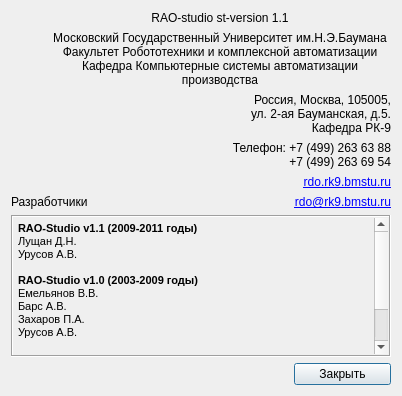
aurusov/rdo_studio, file rdo/app/rdo_studio/trunk/res/ui/about.ui: the form before one commit.
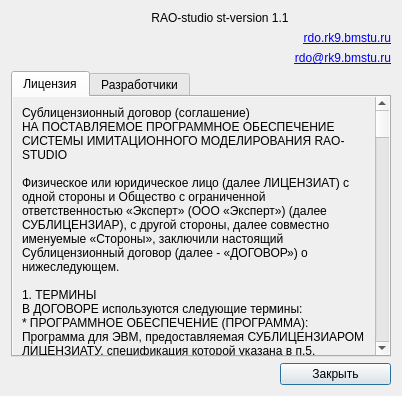
The form after the commit. Icons and pictures are not drawn.

Commit message: - добавлена лицензия

```diff
--- a/rdo/app/rdo_studio/trunk/res/ui/about.ui
+++ b/rdo/app/rdo_studio/trunk/res/ui/about.ui
@@ -17,8 +17,8 @@
    <iconset resource="../rdo_studio.qrc">
     <normaloff>:/images/images/about.png</normaloff>:/images/images/about.png</iconset>
   </property>
-  <layout class="QGridLayout" name="gridLayout">
-   <item row="0" column="0" rowspan="5">
+  <layout class="QGridLayout" name="gridLayout_2">
+   <item row="0" column="0" rowspan="3">
     <widget class="QFrame" name="logoFrame">
      <property name="sizePolicy">
       <sizepolicy hsizetype="Fixed" vsizetype="Preferred">
@@ -78,55 +78,13 @@
      </property>
     </widget>
    </item>
-   <item row="1" column="1" colspan="2">
-    <widget class="QLabel" name="MSTU">
-     <property name="text">
-      <string>&lt;html&gt;&lt;head/&gt;&lt;body&gt;&lt;p align=&quot;center&quot;&gt;Московский Государственный Университет им.Н.Э.Баумана&lt;br&gt;Факультет Робототехники и комплексной автоматизации&lt;br&gt;Кафедра Компьютерные системы автоматизации производства&lt;/p&gt;&lt;/body&gt;&lt;/html&gt;</string>
-     </property>
-     <property name="textFormat">
-      <enum>Qt::AutoText</enum>
-     </property>
-     <property name="wordWrap">
-      <bool>true</bool>
-     </property>
-    </widget>
-   </item>
-   <item row="2" column="1" colspan="2">
-    <widget class="QLabel" name="address">
-     <property name="text">
-      <string>&lt;html&gt;&lt;head/&gt;&lt;body&gt;&lt;p&gt;Россия, Москва, 105005,&lt;br&gt;ул. 2-ая Бауманская, д.5.&lt;br&gt;Кафедра РК-9&lt;/p&gt;&lt;/body&gt;&lt;/html&gt;</string>
-     </property>
-     <property name="alignment">
-      <set>Qt::AlignRight|Qt::AlignTrailing|Qt::AlignVCenter</set>
-     </property>
-     <property name="wordWrap">
-      <bool>true</bool>
-     </property>
-    </widget>
-   </item>
-   <item row="3" column="1" colspan="2">
-    <widget class="QLabel" name="phone">
-     <property name="text">
-      <string>&lt;html&gt;&lt;head/&gt;&lt;body&gt;&lt;p&gt;Телефон: +7 (499) 263 63 88&lt;br&gt;+7 (499) 263 69 54&lt;/p&gt;&lt;/body&gt;&lt;/html&gt;</string>
-     </property>
-     <property name="alignment">
-      <set>Qt::AlignRight|Qt::AlignTrailing|Qt::AlignVCenter</set>
-     </property>
-     <property name="wordWrap">
-      <bool>true</bool>
-     </property>
-    </widget>
-   </item>
-   <item row="4" column="2">
+   <item row="1" column="2">
     <widget class="QLabel" name="www">
      <property name="font">
       <font>
        <underline>true</underline>
       </font>
      </property>
-     <property name="styleSheet">
-      <string notr="true">selection-color: rgb(255, 170, 0);</string>
-     </property>
      <property name="text">
       <string>&lt;A HREF=&quot;http://rdo.rk9.bmstu.ru&quot;&gt;rdo.rk9.bmstu.ru&lt;/A&gt;</string>
      </property>
@@ -138,14 +96,7 @@
      </property>
     </widget>
    </item>
-   <item row="5" column="0" colspan="2">
-    <widget class="QLabel" name="authorLabel">
-     <property name="text">
-      <string>Разработчики</string>
-     </property>
-    </widget>
-   </item>
-   <item row="5" column="2">
+   <item row="2" column="2">
     <widget class="QLabel" name="email">
      <property name="text">
       <string>&lt;A HREF=&quot;mailto:rdo@rk9.bmstu.ru&quot;&gt;rdo@rk9.bmstu.ru&lt;/A&gt;</string>
@@ -158,22 +109,26 @@
      </property>
     </widget>
    </item>
-   <item row="6" column="0" colspan="3">
-    <widget class="QFrame" name="authorFrame">
-     <property name="frameShape">
-      <enum>QFrame::Box</enum>
-     </property>
-     <property name="frameShadow">
-      <enum>QFrame::Sunken</enum>
-     </property>
-     <layout class="QVBoxLayout" name="verticalLayout_2">
-      <property name="spacing">
+   <item row="3" column="0" colspan="3">
+    <widget class="QTabWidget" name="tabWidget">
+     <property name="currentIndex">
        <number>0</number>
       </property>
+     <property name="usesScrollButtons">
+      <bool>true</bool>
+     </property>
+     <widget class="QWidget" name="tab1">
+      <attribute name="title">
+       <string>Лицензия</string>
+      </attribute>
+      <layout class="QGridLayout" name="gridLayout_3">
       <property name="margin">
-       <number>1</number>
-      </property>
-      <item>
+        <number>0</number>
+       </property>
+       <property name="spacing">
+        <number>0</number>
+       </property>
+       <item row="0" column="0">
        <widget class="QScrollArea" name="scrollArea">
         <property name="frameShape">
          <enum>QFrame::NoFrame</enum>
@@ -186,18 +141,110 @@
           <rect>
            <x>0</x>
            <y>0</y>
-           <width>363</width>
-           <height>190</height>
-          </rect>
-         </property>
-         <layout class="QVBoxLayout" name="verticalLayout">
-          <property name="spacing">
-           <number>0</number>
-          </property>
+            <width>361</width>
+            <height>1955</height>
+           </rect>
+          </property>
+          <layout class="QGridLayout" name="gridLayout_4">
+           <item row="0" column="0">
+            <widget class="QLabel" name="licenseText">
+             <property name="text">
+              <string>Сублицензионный договор (соглашение)
+НА ПОСТАВЛЯЕМОЕ ПРОГРАММНОЕ ОБЕСПЕЧЕНИЕ СИСТЕМЫ ИМИТАЦИОННОГО МОДЕЛИРОВАНИЯ RAO-STUDIO
+
+Физическое или юридическое лицо (далее ЛИЦЕНЗИАТ) с одной стороны и Общество с ограниченной ответственностью «Эксперт» (ООО «Эксперт») (далее СУБЛИЦЕНЗИАР), с другой стороны, далее совместно именуемые «Стороны», заключили настоящий Сублицензионный договор (далее - «ДОГОВОР») о нижеследующем.
+
+1. ТЕРМИНЫ
+В ДОГОВОРЕ используются следующие термины:
+* ПРОГРАММНОЕ ОБЕСПЕЧЕНИЕ (ПРОГРАММА): Программа для ЭВМ, предоставляемая СУБЛИЦЕНЗИАРОМ ЛИЦЕНЗИАТУ, спецификация которой указана в п.5. настоящего ДОГОВОРА.
+* ИСПОЛЬЗОВАНИЕ: Воспроизведение ПРОГРАММЫ, т.е. установка и работа ПРОГРАММЫ на аппаратных средствах, а также на условиях, способами и в пределах, устанавливаемых настоящим ДОГОВОРОМ 
+
+2. ПРЕДМЕТ ЛИЦЕНЗИОННОГО ДОГОВОРА
+По настоящему ДОГОВОРУ СУБЛИЦЕНЗИАР обязуется предоставить ЛИЦЕНЗИАТУ неисключительное право (простую неисключительную лицензию) (далее – «ЛИЦЕНЗИЯ») на ИСПОЛЬЗОВАНИЕ ПРОГРАММЫ, указанной в спецификации ПРОГРАММЫ (п.5 настоящего ДОГОВОРА), на условиях, способами и в пределах, устанавливаемых настоящим ДОГОВОРОМ.
+СУБЛИЦЕНЗИАР предоставляет ЛИЦЕНЗИАТУ неисключительное право на использование ПРОГРАММЫ, в течение срока, указанного в настоящем ДОГОВОРЕ, с учетом срока действия исключительного права, установленного законодательством РФ.
+СУБЛИЦЕНЗИАР не приобретает каких-либо прав на ПРОГРАММУ, за исключением оговоренных в данном ДОГОВОРЕ. 
+ПРОГРАММА передается на носителях (CD-диске (ах)), либо загружается с интернет-сайта разработчика  (далее – НОСИТЕЛИ).
+
+3. ПОРЯДОК ЗАКЛЮЧЕНИЯ НАСТОЯЩЕГО ЛИЦЕНЗИОННОГО ДОГОВОРА
+Настоящий ДОГОВОР заключается путем заключения ЛИЦЕНЗИАТОМ с СУБЛИЦЕНЗИАРОМ договора присоединения, условия которого изложены на упаковке приобретаемого экземпляра ПРОГРАММЫ. В соответствии с п.3 ст.1286 Гражданского кодекса РФ начало использования ПРОГРАММЫ ЛИЦЕНЗИАТОМ, как оно определяется этими условиями, означает его согласие на заключение настоящего ДОГОВОРА.
+
+4. УСЛОВИЯ ПЕРЕДАЧИ ЛИЦЕНЗИИ 
+Датой начала использования ПРОГРАММЫ считается дата передачи НОСИТЕЛЕЙ от СУБЛИЦЕНЗИАРА ЛИЦЕНЗИАТУ.
+ЛИЦЕНЗИАТ может установить ПРОГРАММУ на произвольном количестве компьютеров учебного заведения и домашних компьютерах преподавателей, учителей, школьников, студентов и аспирантов. ЛИЦЕНЗИАТ может разрешить только Уполномоченным конечным пользователям пользоваться данной ПРОГРАММОЙ. Количество Уполномоченных конечных пользователей ЛИЦЕНЗИАТА не должно превышать эквивалента приведенного количества обучаемых к полному времени очной формы обучения количество, указанное в спецификации ПРОГРАММЫ (п.5 настоящего Лицензионного договора).
+ЛИЦЕНЗИАТ признает, что он не является владельцем ПРОГРАММЫ, и данное соглашение ни каким образом не передает ЛИЦЕНЗИАТУ какого-либо имущественного права на ПРОГРАММУ. ЛИЦЕНЗИАТ не должен удалять или изменять какую-либо торговую марку, авторское право или другие уведомления в ПРОГРАММЕ. ЛИЦЕНЗИАТ не должен использовать или получать доступ к исходному коду ПРОГРАММЫ. ЛИЦЕНЗИАТ не должен копировать, изменять, распространять, продавать или каким-либо иным образом использовать ПРОГРАММУ, кроме случаев, прямо оговоренных в данном ДОГОВОРЕ для данного Срока пользования. Любого рода копирование, воспроизведение, изменение, распространение, продажа ПРОГРАММЫ или разработанных с её помощью имитационных моделей или иное использование ПРОГРАММЫ, не санкционированное данным ДОГОВОРОМ, является нарушением данного ДОГОВОРА. 
+Лицензия предоставляется при условии соблюдения данного Соглашения. 
+
+5. СПЕЦИФКАЦИЯ ПРОГРАММЫ
+Наименование программы: Программное обеспечение системы имитационного моделирования «RAO-STUDIO»
+Тип лицензии: Бессрочная, для эквивалента приведенного количества обучаемых к полному времени очной формы обучения (FTE – Full-Time Equivalent) равного 2000 человек
+Количество лицензий: 1
+
+6. ГАРАНТИИ
+СУБЛИЦЕНЗИАР гарантирует, что:
+* СУБЛИЦЕНЗИАР обладает правами, необходимыми для заключения настоящего ДОГОВОРА;
+* не модифицированная ПРОГРАММА в течение 12 (двенадцати) месяцев с даты начала использования ПРОГРАММЫ будет в полной мере работать при соблюдении условий ДОГОВОРА; при этом СУБЛИЦЕНЗИАР не гарантирует, что ПРОГРАММА будет должным образом работать на всех аппаратных средствах и/или операционных системах, в сочетаниях, выбранных для работы ЛИЦЕНЗИАТОМ, что функционирование ПРОГРАММЫ будет бесперебойным и безошибочным, что все ошибки будут исправлены;
+* НОСИТЕЛИ не будут иметь неисправностей, связанных с материалами или качеством изготовления при их нормальном использовании в течение 12 месяцев с момента их передачи.
+
+7. ОТВЕТСТВЕННОСТЬ
+СУБЛИЦЕНЗИАР не несет ответственности за любые убытки, возникшие в результате использования ПРОГРАММЫ (включая, но не ограничиваясь перечисленным: утрату информации из-за сбоя в работе ПРОГРАММЫ, снижение показателей производительности и др.).
+
+8. ОБСТОЯТЕЛЬСТВА НЕПРЕОДОЛИМОЙ СИЛЫ
+Стороны ДОГОВОРА освобождаются от ответственности за частичное или полное неисполнение обязательств по ДОГОВОРУ, если такое неисполнение явилось прямым следствием обстоятельств непреодолимой силы (форс-мажорных обстоятельств), возникших после заключения ДОГОВОРА (пожара, наводнения, урагана, землетрясения или наложения органами государственной власти ограничений на деятельность любой из Cторон и т.д.), и эти обстоятельства нарушившая Cторона не могла ни предвидеть, ни предотвратить.
+Сторона, для которой создалась невозможность исполнения своих обязательств по ДОГОВОРУ, обязана не позднее 10 (десяти) дней с момента возникновения обстоятельств непреодолимой силы в письменной форме уведомить другую Сторону о возникновении и предполагаемом времени действия вышеуказанных обстоятельств. Факты, изложенные в уведомлении, должны быть подтверждены компетентным органом или организацией.
+Если срок действия обстоятельств непреодолимой силы составит более 3 (трех) месяцев, любая из Сторон вправе отказаться от исполнения всего ДОГОВОРА или его неисполнимой части. В этом случае ни одна из Сторон не будет иметь права потребовать от другой Стороны возмещения убытков.
+
+9. РАЗРЕШЕНИЕ СПОРОВ
+Стороны примут необходимые меры, чтобы любые споры и разногласия, возникающие из настоящего ДОГОВОРА, были урегулированы путём обсуждения и обоюдного согласия.
+Все споры и разногласия между Сторонами, по которым не было достигнуто соглашение, разрешаются в соответствии с законодательством Российской Федерации в Арбитражном суде г. Москвы.
+
+10. СРОК ДЕЙСТВИЯ ЛИЦЕНЗИОННОГО ДОГОВОРА
+ДОГОВОР вступает в силу с момента начала использования ЛИЦЕНЗИАТОМ ПРОГРАММЫ и действует до полного исполнения Сторонами своих обязательств по нему.
+</string>
+             </property>
+             <property name="wordWrap">
+              <bool>true</bool>
+             </property>
+             <property name="textInteractionFlags">
+              <set>Qt::LinksAccessibleByMouse|Qt::TextSelectableByMouse</set>
+             </property>
+            </widget>
+           </item>
+          </layout>
+         </widget>
+        </widget>
+       </item>
+      </layout>
+     </widget>
+     <widget class="QWidget" name="tab2">
+      <attribute name="title">
+       <string>Разработчики</string>
+      </attribute>
+      <layout class="QGridLayout" name="gridLayout">
           <property name="margin">
-           <number>4</number>
-          </property>
-          <item>
+        <number>0</number>
+       </property>
+       <property name="spacing">
+        <number>0</number>
+       </property>
+       <item row="0" column="0">
+        <widget class="QScrollArea" name="scrollArea_2">
+         <property name="frameShape">
+          <enum>QFrame::NoFrame</enum>
+         </property>
+         <property name="widgetResizable">
+          <bool>true</bool>
+         </property>
+         <widget class="QWidget" name="scrollAreaWidgetContents_4">
+          <property name="geometry">
+           <rect>
+            <x>0</x>
+            <y>0</y>
+            <width>378</width>
+            <height>266</height>
+           </rect>
+          </property>
+          <layout class="QGridLayout" name="gridLayout_5">
+           <item row="0" column="0">
            <widget class="QLabel" name="authorNames">
             <property name="text">
              <string>&lt;!DOCTYPE HTML PUBLIC &quot;-//W3C//DTD HTML 4.0//EN&quot; &quot;http://www.w3.org/TR/REC-html40/strict.dtd&quot;&gt;
@@ -233,8 +280,9 @@
       </item>
      </layout>
     </widget>
+    </widget>
    </item>
-   <item row="7" column="0" colspan="2">
+   <item row="4" column="0" colspan="2">
     <spacer name="horizontalSpacer">
      <property name="orientation">
       <enum>Qt::Horizontal</enum>
@@ -247,7 +295,7 @@
      </property>
     </spacer>
    </item>
-   <item row="7" column="2">
+   <item row="4" column="2">
     <widget class="QPushButton" name="closeButton">
      <property name="text">
       <string>Закрыть</string>
```
Left out of the diff: 8 changed lines with no effect on the pictures. Lines whose indentation alone changed are shown as unchanged.
